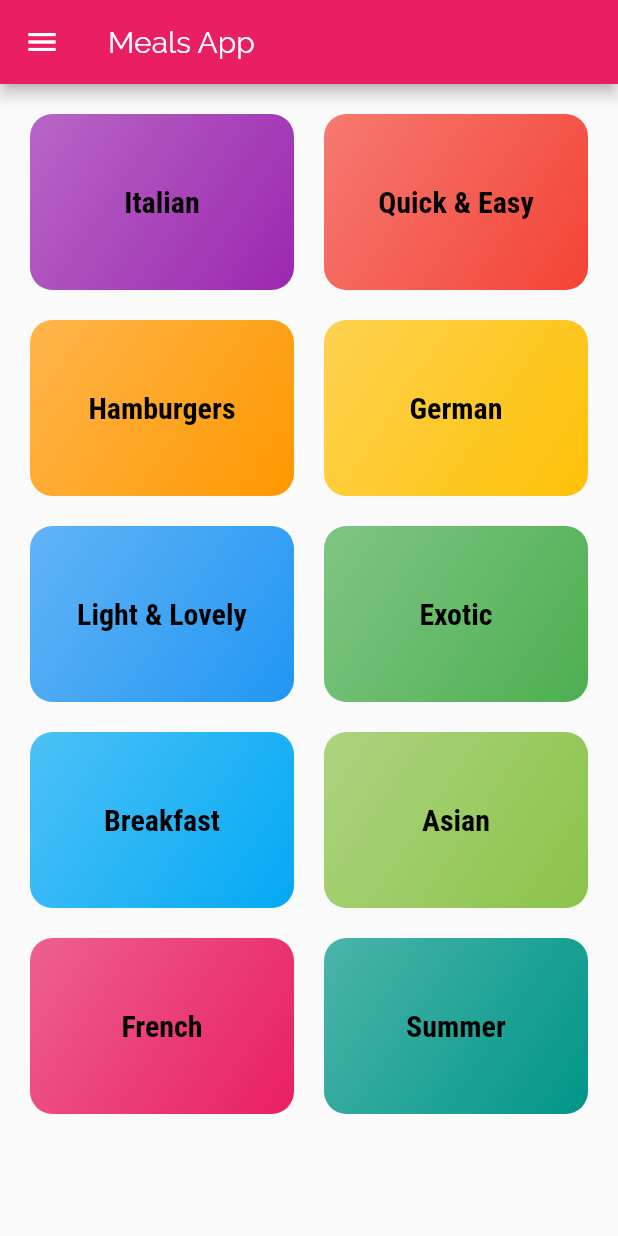
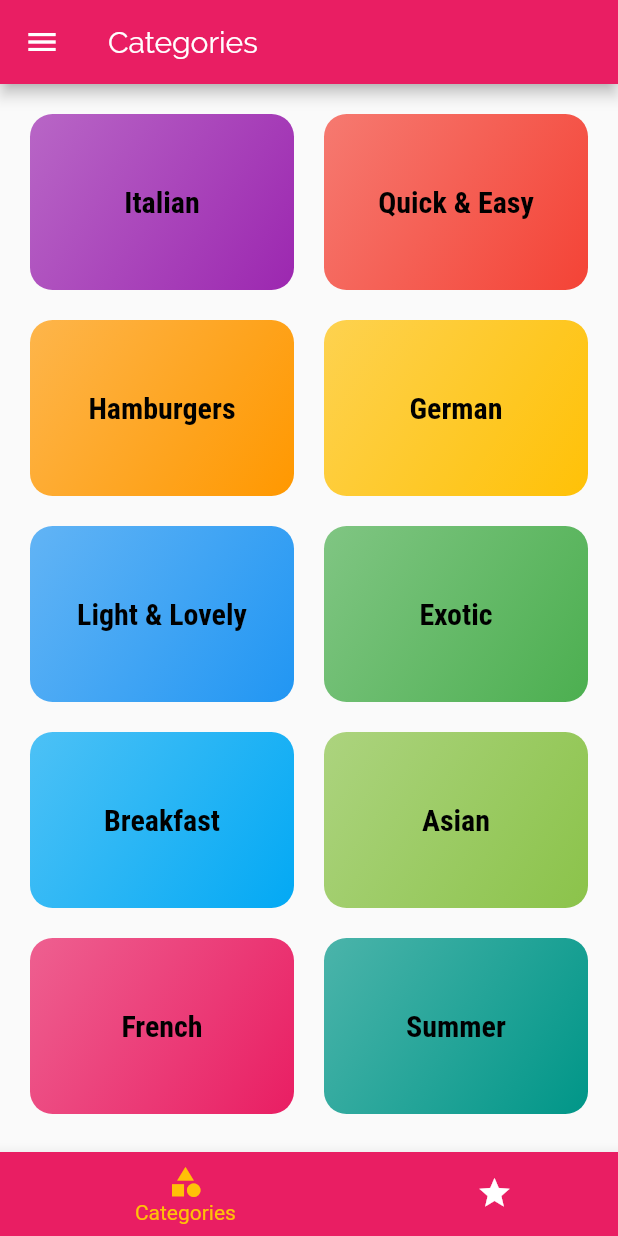
Before and after one commit to akshay-shah/Meals-App, a Flutter app: the screen it shows after launch, on a phone screen of 412 x 824 dp. Run offline on Flutter 3.47's test engine with Material 2 defaults, Android fonts, the phone set to English and light mode, and no system bars.

```diff
--- a/lib/main.dart
+++ b/lib/main.dart
@@ -1,7 +1,9 @@
 import 'package:flutter/material.dart';
 import 'package:meals_app/screens/categories_screen.dart';
 import 'package:meals_app/screens/category_meals_screen.dart';
+import 'package:meals_app/screens/filter_screen.dart';
 import 'package:meals_app/screens/meal_detail_screen.dart';
+import 'package:meals_app/screens/tabs_screen.dart';
 
 void main() {
   runApp(MyApp());
@@ -14,7 +16,7 @@ class MyApp extends StatelessWidget {
       debugShowCheckedModeBanner: false,
       title: 'Meals App',
       theme: ThemeData(
-        primarySwatch: Colors.pink,
+        primaryColor: Colors.pink,
         accentColor: Colors.amber,
         visualDensity: VisualDensity.adaptivePlatformDensity,
         fontFamily: "Raleway",
@@ -32,10 +34,10 @@ class MyApp extends StatelessWidget {
       routes: {
         // if not using home use this as default route
         // if using home do not use this.
-        '/': (_) => CategoriesScreen(),
-        CategoryMealsScreen.CATEGORIES_MEALS_SCREEN_ROUTE: (_) =>
-            CategoryMealsScreen(),
-        MealDetailScreen.MEAL_DETAIL_SCREEN: (_) => MealDetailScreen(),
+        '/': (_) => TabsScreen(),
+        CategoryMealsScreen.routeName: (_) => CategoryMealsScreen(),
+        MealDetailScreen.routeName: (_) => MealDetailScreen(),
+        FiltersScreen.routeName: (_) => FiltersScreen(),
       },
       onUnknownRoute: (settings) => MaterialPageRoute(
         builder: (context) => CategoriesScreen(),
--- a/lib/screens/categories_screen.dart
+++ b/lib/screens/categories_screen.dart
@@ -6,12 +6,7 @@ import 'package:meals_app/dummy_data.dart';
 class CategoriesScreen extends StatelessWidget {
   @override
   Widget build(BuildContext context) {
-    return Scaffold(
-      drawer: Drawer(),
-      appBar: AppBar(
-        title: const Text("Meals App"),
-      ),
-      body: GridView(
+    return GridView(
       padding: const EdgeInsets.all(20),
       children: DUMMY_CATEGORIES
           .map((item) => CategoryItem(item.id, item.title, item.color))
@@ -22,7 +17,6 @@ class CategoriesScreen extends StatelessWidget {
         mainAxisSpacing: 20,
         crossAxisSpacing: 20,
       ),
-      ),
     );
   }
 }
--- a/lib/screens/category_meals_screen.dart
+++ b/lib/screens/category_meals_screen.dart
@@ -3,7 +3,7 @@ import 'package:meals_app/dummy_data.dart';
 import 'package:meals_app/widgets/meals_item.dart';
 
 class CategoryMealsScreen extends StatelessWidget {
-  static const String CATEGORIES_MEALS_SCREEN_ROUTE = '/category-meals';
+  static const routeName = '/category-meals';
   @override
   Widget build(BuildContext context) {
     final routeArgs =
--- /dev/null
+++ b/lib/screens/tabs_screen.dart
@@ -0,0 +1,91 @@
+import 'package:flutter/material.dart';
+import 'package:meals_app/screens/categories_screen.dart';
+import 'package:meals_app/screens/favourites_screen.dart';
+import 'package:meals_app/widgets/main_drawer.dart';
+
+class TabsScreen extends StatefulWidget {
+  @override
+  _TabsScreenState createState() => _TabsScreenState();
+}
+
+/// does not require widget to be stateful
+// Widget buildTopBar() {
+//   return DefaultTabController(
+//     length: 2,
+//     child: Scaffold(
+//       appBar: AppBar(
+//         title: Text('Meals App'),
+//         bottom: TabBar(tabs: [
+//           Tab(
+//             icon: Icon(Icons.category),
+//             text: 'Categories',
+//           ),
+//           Tab(
+//             icon: Icon(Icons.star),
+//             text: 'Favourites',
+//           )
+//         ]),
+//       ),
+//       drawer: Drawer(),
+//       body: TabBarView(
+//         children: [
+//           CategoriesScreen(),
+//           FavouriteScreen(),
+//         ],
+//       ),
+//     ),
+//   );
+// }
+
+class _TabsScreenState extends State<TabsScreen> {
+  int _selectedPage = 0;
+
+  final List<Map<String, Object>> _pages = [
+    {
+      'page': CategoriesScreen(),
+      'title': 'Categories',
+    },
+    {
+      'page': FavouriteScreen(),
+      'title': 'Your favourites',
+    },
+  ];
+
+  void _selectedTab(int index) {
+    setState(() {
+      _selectedPage = index;
+    });
+  }
+
+  BottomNavigationBarItem createBootomNavigationBarItem(
+      String title, Icon icon) {
+    return BottomNavigationBarItem(
+      backgroundColor: Theme.of(context).primaryColor,
+      icon: icon,
+      title: Text(title),
+    );
+  }
+
+  @override
+  Widget build(BuildContext context) {
+    return Scaffold(
+      appBar: AppBar(
+        title: Text(_pages[_selectedPage]['title']),
+      ),
+      drawer: MainDrawer(),
+      body: _pages[_selectedPage]['page'],
+      bottomNavigationBar: BottomNavigationBar(
+        onTap: _selectedTab,
+        backgroundColor: Theme.of(context).primaryColor,
+        selectedItemColor: Theme.of(context).accentColor,
+        unselectedItemColor: Colors.white,
+        currentIndex: _selectedPage,
+        type: BottomNavigationBarType.shifting,
+        items: [
+          createBootomNavigationBarItem('Categories', Icon(Icons.category)),
+          createBootomNavigationBarItem('Favourites', Icon(Icons.star)),
+        ],
+      ),
+    );
+  }
+}
--- a/lib/widgets/category_item.dart
+++ b/lib/widgets/category_item.dart
@@ -10,7 +10,7 @@ class CategoryItem extends StatelessWidget {
 
   void selectedCategory(BuildContext context) {
     Navigator.of(context).pushNamed(
-      CategoryMealsScreen.CATEGORIES_MEALS_SCREEN_ROUTE,
+      CategoryMealsScreen.routeName,
       arguments: {
         'id': id,
         'title': title,
--- a/lib/widgets/meals_item.dart
+++ b/lib/widgets/meals_item.dart
@@ -20,8 +20,7 @@ class MealItem extends StatelessWidget {
   });
 
   void selectedMeal(BuildContext context, String mealId) {
-    Navigator.of(context)
-        .pushNamed(MealDetailScreen.MEAL_DETAIL_SCREEN, arguments: {
+    Navigator.of(context).pushNamed(MealDetailScreen.routeName, arguments: {
       'id': mealId,
     });
   }
```
Also changed, not shown: lib/screens/favourites_screen.dart (added, +10 -0 lines), lib/screens/filter_screen.dart (added, +18 -0 lines), lib/screens/meal_detail_screen.dart (+42 -21 lines), lib/widgets/main_drawer.dart (added, +42 -0 lines). Lines whose indentation alone changed are shown as unchanged.
